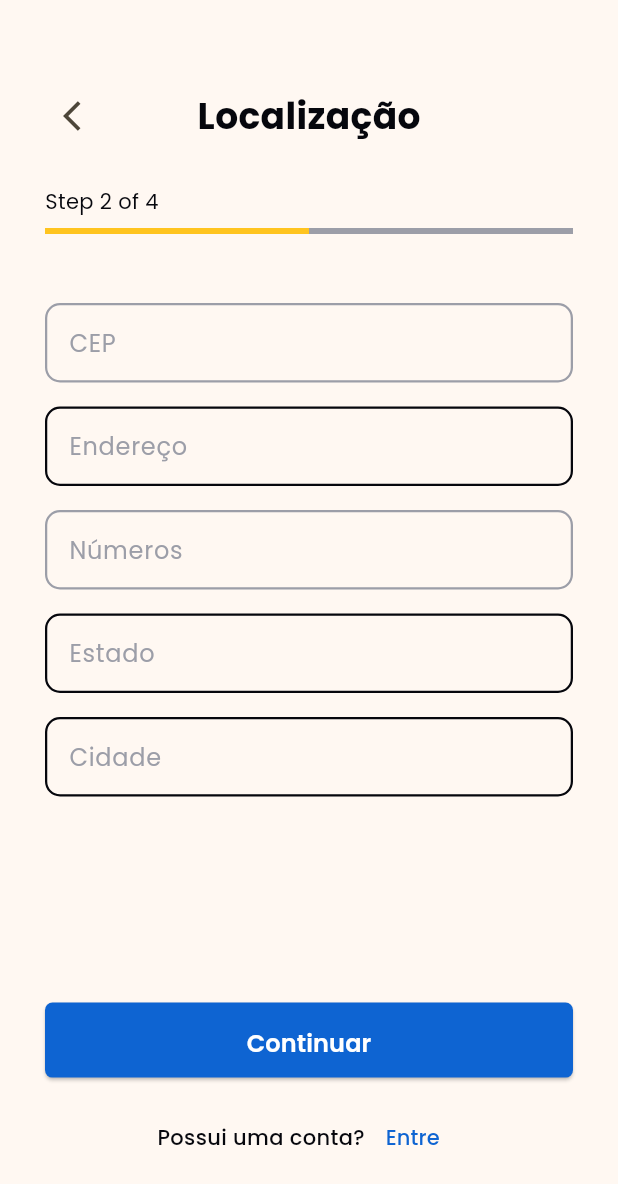
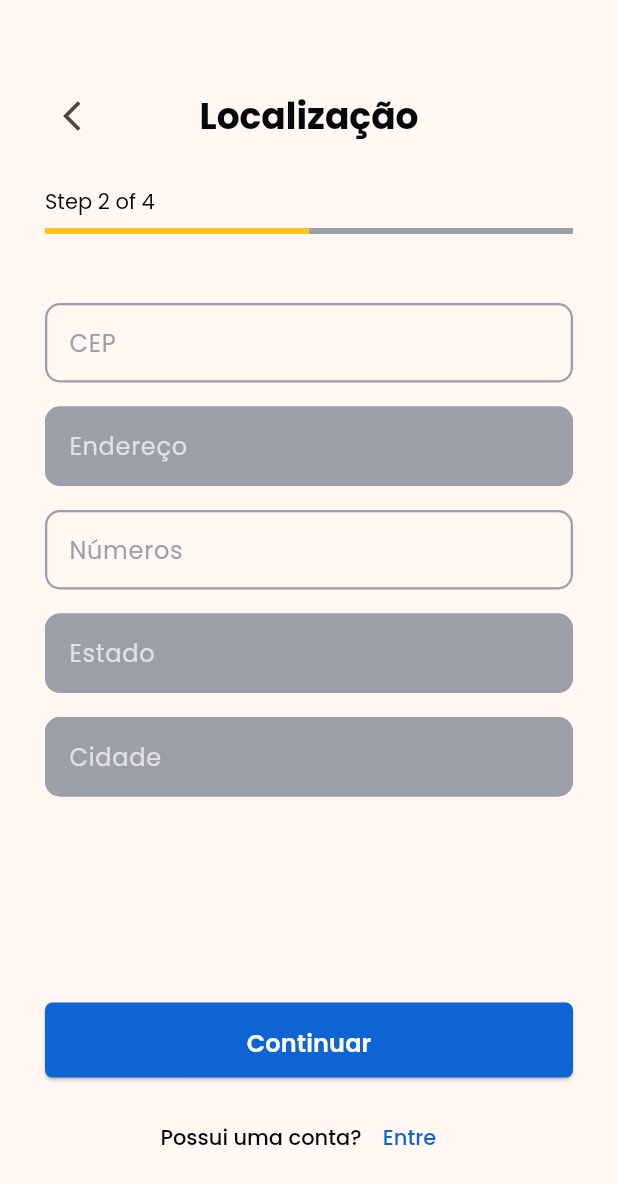
Before and after one commit to Bookify1/Bookify-Mobal, a Flutter app: the SignUpPage screen opened by its route, after a tap on "Continuar", on a phone screen of 412 x 824 dp. Shown: the top 1184 px of the screen. Run offline on Flutter 3.47's test engine with Material 3 defaults, Android fonts, the phone set to English and light mode, and no system bars; our stand-ins replace carousel_slider, device_preview, flutter_screenutil, flutter_svg, google_fonts, smooth_page_indicator.

Commit message:
:art: style(Text & TextField): TextField Style and text alignment updates

```diff
--- a/lib/src/core/components/text_app.dart
+++ b/lib/src/core/components/text_app.dart
@@ -7,6 +7,7 @@ class TextApp extends StatelessWidget {
   final Color color;
   final FontWeight fontWeight;
   final double fontSize;
+  final TextAlign alignment;
 
   const TextApp({
     super.key,
@@ -14,15 +15,18 @@ class TextApp extends StatelessWidget {
     required this.color,
     this.fontWeight = FontWeight.w400,
     this.fontSize = AppFontSize.medium,
+    this.alignment = TextAlign.left,
   });
 
   @override
   Widget build(BuildContext context) {
     return Text(
       label,
+      textAlign: alignment,
       style: GoogleFonts.poppins(
         color: color,
         fontWeight: fontWeight,
+        letterSpacing: 0,
         fontSize: fontSize,
       ),
     );
--- a/lib/src/core/components/text_field_form.dart
+++ b/lib/src/core/components/text_field_form.dart
@@ -26,11 +26,13 @@ class TextFieldForm extends StatelessWidget {
       decoration: InputDecoration(
         labelText: labelText,
         hintText: hintText,
-        labelStyle: const TextStyle(
-          color: AppColors.gray,
+        labelStyle: TextStyle(
+          color: enabled ? AppColors.gray : Colors.white70,
           fontWeight: FontWeight.w400,
           fontSize: AppFontSize.large,
         ),
+        filled: !enabled,
+        fillColor: !enabled ? AppColors.gray : null,
         enabledBorder: const OutlineInputBorder(
           borderRadius: BorderRadius.all(
             Radius.circular(10),
@@ -55,7 +57,7 @@ class TextFieldForm extends StatelessWidget {
           ),
           borderSide: BorderSide(
             width: 1.5,
-            color: AppColors.black,
+            color: AppColors.gray,
           ),
         ),
         suffixIcon: suffixIcon,
```
